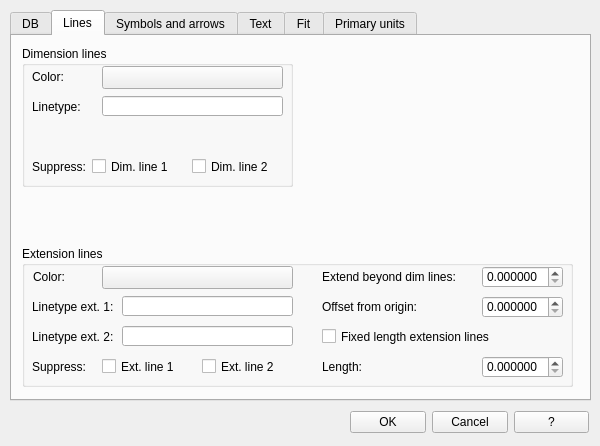
Qt form qad_dimstyle_details.ui (geosim/QAD) before a commit.
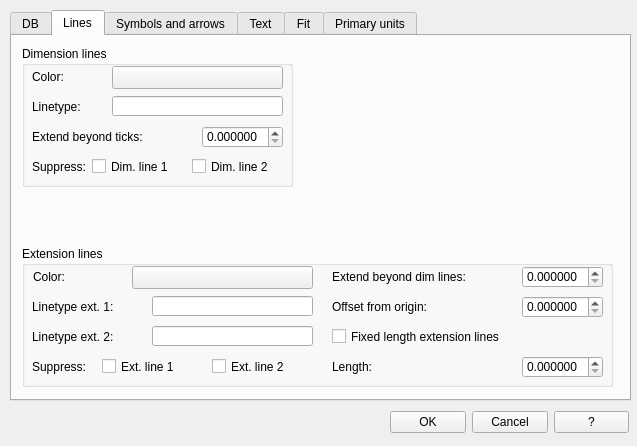
The same form after that commit. The open tabs and pages were chosen to show the change.

```diff
--- a/qad_dimstyle_details.ui
+++ b/qad_dimstyle_details.ui
@@ -6,7 +6,7 @@
    <rect>
     <x>0</x>
     <y>0</y>
-    <width>600</width>
+    <width>637</width>
     <height>446</height>
    </rect>
   </property>
@@ -18,7 +18,7 @@
   </property>
   <property name="maximumSize">
    <size>
-    <width>600</width>
+    <width>700</width>
     <height>446</height>
    </size>
   </property>
@@ -30,7 +30,7 @@
     <rect>
      <x>10</x>
      <y>10</y>
-     <width>581</width>
+     <width>621</width>
      <height>391</height>
     </rect>
    </property>
@@ -466,7 +466,7 @@
        <rect>
         <x>10</x>
         <y>20</y>
-        <width>51</width>
+        <width>71</width>
         <height>21</height>
        </rect>
       </property>
@@ -477,9 +477,9 @@
      <widget class="QLineEdit" name="dimLineLineType">
       <property name="geometry">
        <rect>
-        <x>80</x>
+        <x>90</x>
         <y>50</y>
-        <width>181</width>
+        <width>171</width>
         <height>20</height>
        </rect>
       </property>
@@ -492,7 +492,7 @@
        <rect>
         <x>10</x>
         <y>50</y>
-        <width>61</width>
+        <width>71</width>
         <height>21</height>
        </rect>
       </property>
@@ -548,9 +548,9 @@
      <widget class="QPushButton" name="dimLineColorDummy">
       <property name="geometry">
        <rect>
-        <x>80</x>
+        <x>90</x>
         <y>20</y>
-        <width>181</width>
+        <width>171</width>
         <height>23</height>
        </rect>
       </property>
@@ -558,13 +558,48 @@
        <string/>
       </property>
      </widget>
+     <widget class="QLabel" name="label_41">
+      <property name="geometry">
+       <rect>
+        <x>10</x>
+        <y>80</y>
+        <width>161</width>
+        <height>21</height>
+       </rect>
+      </property>
+      <property name="text">
+       <string>Extend beyond ticks:</string>
+      </property>
+     </widget>
+     <widget class="QDoubleSpinBox" name="dimLineOffsetExtLine">
+      <property name="geometry">
+       <rect>
+        <x>180</x>
+        <y>80</y>
+        <width>81</width>
+        <height>22</height>
+       </rect>
+      </property>
+      <property name="toolTip">
+       <string>Specifies a distance to extend the dimension line above the extension lines.</string>
+      </property>
+      <property name="decimals">
+       <number>6</number>
+      </property>
+      <property name="maximum">
+       <double>1000000.000000000000000</double>
+      </property>
+      <property name="singleStep">
+       <double>0.000500000000000</double>
+      </property>
+     </widget>
     </widget>
     <widget class="QGroupBox" name="groupBox_2">
      <property name="geometry">
       <rect>
        <x>10</x>
        <y>210</y>
-       <width>551</width>
+       <width>591</width>
        <height>141</height>
       </rect>
      </property>
@@ -576,7 +611,7 @@
        <rect>
         <x>11</x>
         <y>20</y>
-        <width>51</width>
+        <width>81</width>
         <height>21</height>
        </rect>
       </property>
@@ -587,9 +622,9 @@
      <widget class="QLineEdit" name="extLine1LineType">
       <property name="geometry">
        <rect>
-        <x>100</x>
+        <x>130</x>
         <y>50</y>
-        <width>171</width>
+        <width>161</width>
         <height>20</height>
        </rect>
       </property>
@@ -602,7 +637,7 @@
        <rect>
         <x>10</x>
         <y>50</y>
-        <width>81</width>
+        <width>111</width>
         <height>21</height>
        </rect>
       </property>
@@ -615,7 +650,7 @@
        <rect>
         <x>10</x>
         <y>80</y>
-        <width>81</width>
+        <width>111</width>
         <height>21</height>
        </rect>
       </property>
@@ -626,9 +661,9 @@
      <widget class="QLineEdit" name="extLine2LineType">
       <property name="geometry">
        <rect>
-        <x>100</x>
+        <x>130</x>
         <y>80</y>
-        <width>171</width>
+        <width>161</width>
         <height>20</height>
        </rect>
       </property>
@@ -654,7 +689,7 @@
        <rect>
         <x>80</x>
         <y>110</y>
-        <width>91</width>
+        <width>101</width>
         <height>21</height>
        </rect>
       </property>
@@ -668,9 +703,9 @@
      <widget class="QCheckBox" name="extLine2Hide">
       <property name="geometry">
        <rect>
-        <x>180</x>
+        <x>190</x>
         <y>110</y>
-        <width>91</width>
+        <width>101</width>
         <height>21</height>
        </rect>
       </property>
@@ -684,9 +719,9 @@
      <widget class="QLabel" name="label_10">
       <property name="geometry">
        <rect>
-        <x>300</x>
+        <x>310</x>
         <y>20</y>
-        <width>151</width>
+        <width>181</width>
         <height>21</height>
        </rect>
       </property>
@@ -697,7 +732,7 @@
      <widget class="QDoubleSpinBox" name="extLineOffsetDimLine">
       <property name="geometry">
        <rect>
-        <x>460</x>
+        <x>500</x>
         <y>20</y>
         <width>81</width>
         <height>22</height>
@@ -719,7 +754,7 @@
      <widget class="QDoubleSpinBox" name="extLineOffsetOrigPoints">
       <property name="geometry">
        <rect>
-        <x>460</x>
+        <x>500</x>
         <y>50</y>
         <width>81</width>
         <height>22</height>
@@ -741,9 +776,9 @@
      <widget class="QLabel" name="label_11">
       <property name="geometry">
        <rect>
-        <x>300</x>
+        <x>310</x>
         <y>50</y>
-        <width>151</width>
+        <width>181</width>
         <height>21</height>
        </rect>
       </property>
@@ -754,9 +789,9 @@
      <widget class="QCheckBox" name="extLineIsFixedLen">
       <property name="geometry">
        <rect>
-        <x>300</x>
+        <x>310</x>
         <y>80</y>
-        <width>241</width>
+        <width>271</width>
         <height>21</height>
        </rect>
       </property>
@@ -770,9 +805,9 @@
      <widget class="QLabel" name="label_12">
       <property name="geometry">
        <rect>
-        <x>300</x>
+        <x>310</x>
         <y>110</y>
-        <width>151</width>
+        <width>181</width>
         <height>21</height>
        </rect>
       </property>
@@ -783,7 +818,7 @@
      <widget class="QDoubleSpinBox" name="extLineFixedLen">
       <property name="geometry">
        <rect>
-        <x>460</x>
+        <x>500</x>
         <y>110</y>
         <width>81</width>
         <height>22</height>
@@ -805,9 +840,9 @@
      <widget class="QPushButton" name="extLineColorDummy">
       <property name="geometry">
        <rect>
-        <x>80</x>
+        <x>110</x>
         <y>20</y>
-        <width>191</width>
+        <width>181</width>
         <height>23</height>
        </rect>
       </property>
@@ -1650,7 +1685,7 @@
   <widget class="QWidget" name="layoutWidget">
    <property name="geometry">
     <rect>
-     <x>350</x>
+     <x>390</x>
      <y>410</y>
      <width>239</width>
      <height>25</height>
```
Left out of the diff: 334 changed lines with no effect on the pictures.
